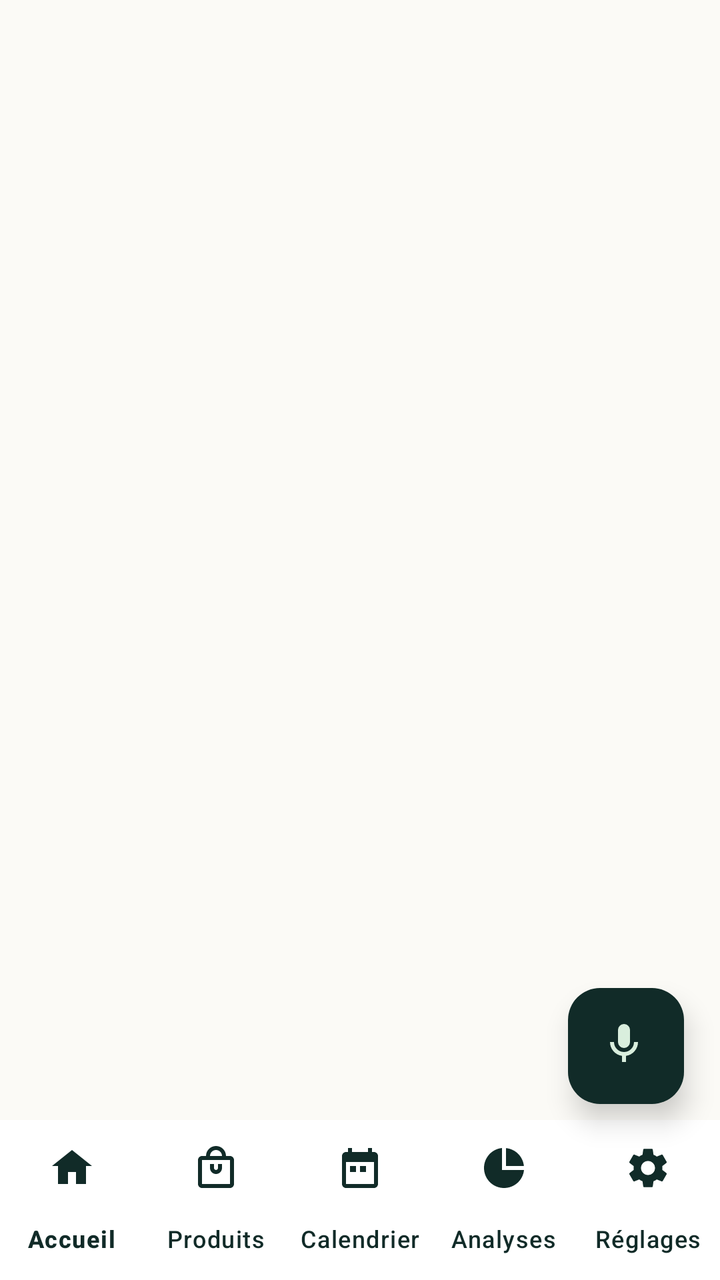
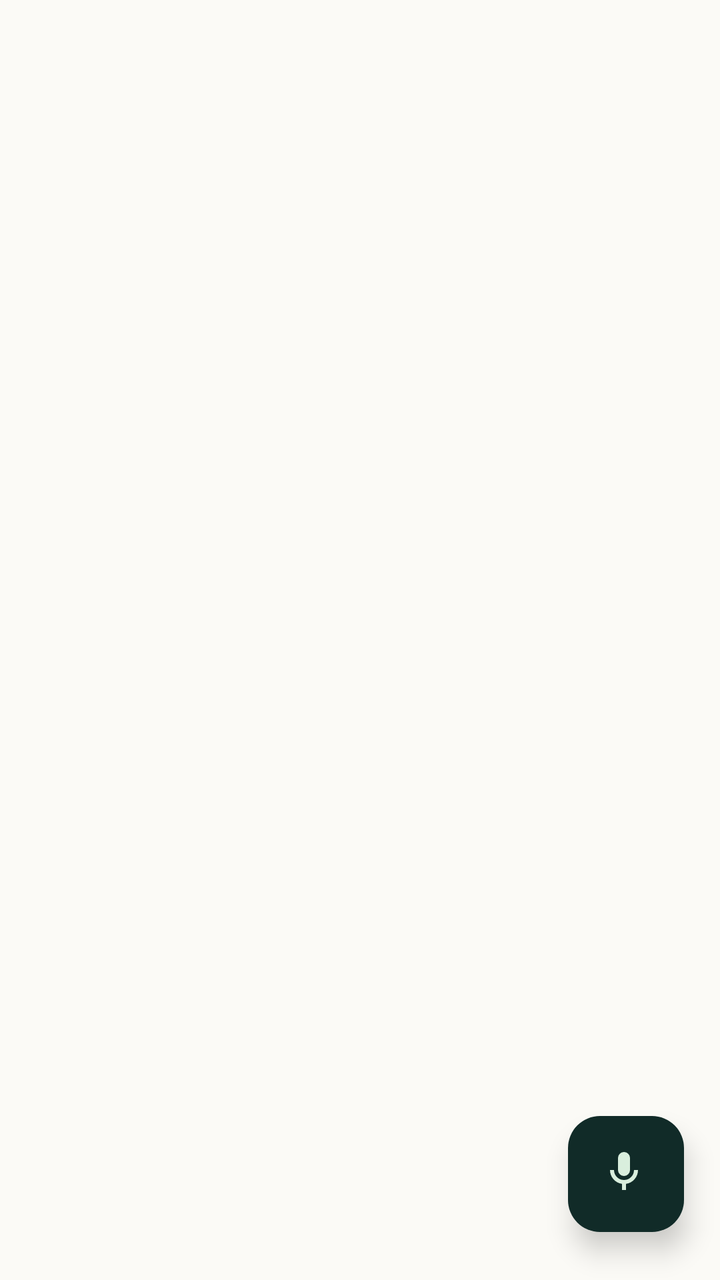

Two renders of the same Android screen: before a commit and after it. Below are the layout's source before the change and the commit's diff.
<!-- AndroidManifest.xml: application theme Theme.Masrouf1 -->
<!-- res/layout/activity_dashboard_host.xml -->
<?xml version="1.0" encoding="utf-8"?>
<androidx.drawerlayout.widget.DrawerLayout xmlns:android="http://schemas.android.com/apk/res/android" xmlns:app="http://schemas.android.com/apk/res-auto" android:id="@+id/user_drawer" android:layout_width="match_parent" android:layout_height="match_parent" android:background="@color/cream" android:fitsSystemWindows="true">
    <FrameLayout android:id="@+id/dashboard_frame" android:layout_width="match_parent" android:layout_height="match_parent" android:background="@color/cream">
        <LinearLayout android:layout_width="match_parent" android:layout_height="match_parent" android:orientation="vertical">
            <androidx.fragment.app.FragmentContainerView android:id="@+id/dashboard_fragment_host" android:layout_width="match_parent" android:layout_height="0dp" android:layout_weight="1" />
            <com.google.android.material.bottomnavigation.BottomNavigationView android:id="@+id/dashboard_bottom_navigation" android:layout_width="match_parent" android:layout_height="wrap_content" android:background="@color/alabaster" app:itemIconTint="@color/forest" app:itemTextColor="@color/forest" app:labelVisibilityMode="labeled" app:menu="@menu/menu_bottom_navigation" />
        </LinearLayout>
        <com.google.android.material.floatingactionbutton.FloatingActionButton android:id="@+id/voice_transaction_button" android:layout_width="58dp" android:layout_height="58dp" android:layout_gravity="bottom|end" android:layout_marginEnd="18dp" android:layout_marginBottom="88dp" android:contentDescription="@string/voice_transaction" android:src="@drawable/ic_mic_mint" app:backgroundTint="@color/forest" app:borderWidth="0dp" app:elevation="8dp" app:tint="@color/mint" />
    </FrameLayout>
    
    <FrameLayout
        android:id="@+id/drawer_container"
        android:layout_width="wrap_content"
        android:layout_height="match_parent"
        android:layout_gravity="start"
        android:fitsSystemWindows="true">

        <LinearLayout
            android:id="@+id/personal_drawer_panel"
            android:layout_width="300dp"
            android:layout_height="match_parent"
            android:background="@color/alabaster"
            android:elevation="16dp"
            android:orientation="vertical"
            android:paddingStart="18dp"
            android:paddingTop="38dp"
            android:paddingEnd="18dp"
            android:paddingBottom="18dp">

            <TextView
                android:layout_width="wrap_content"
                android:layout_height="wrap_content"
                android:text="@string/app_name"
                android:textColor="@color/forest"
                android:textSize="24sp"
                android:textStyle="bold" />

            <TextView
                android:id="@+id/personal_drawer_badge"
                android:layout_width="wrap_content"
                android:layout_height="wrap_content"
                android:layout_marginTop="10dp"
                android:background="@drawable/badge_background"
                android:paddingHorizontal="12dp"
                android:paddingVertical="8dp"
                android:text="@string/drawer_personal"
                android:textColor="@color/forest"
                android:textSize="11sp"
                android:textStyle="bold" />

            <LinearLayout
                android:id="@+id/drawer_menu_items"
                android:layout_width="match_parent"
                android:layout_height="0dp"
                android:layout_marginTop="22dp"
                android:layout_weight="1"
                android:orientation="vertical" />

            <TextView
                android:layout_width="wrap_content"
                android:layout_height="wrap_content"
                android:layout_marginBottom="8dp"
                android:text="@string/drawer_language"
                android:textColor="@color/muted_green"
                android:textSize="12sp" />

            <LinearLayout
                android:id="@+id/personal_language_buttons"
                android:layout_width="match_parent"
                android:layout_height="wrap_content"
                android:orientation="horizontal" />

            <com.google.android.material.button.MaterialButton
                android:id="@+id/personal_logout"
                style="@style/Widget.Material3.Button.OutlinedButton"
                android:layout_width="match_parent"
                android:layout_height="wrap_content"
                android:layout_marginTop="8dp"
                android:text="@string/logout"
                app:cornerRadius="16dp" />
        </LinearLayout>

        <include layout="@layout/drawer_admin" />
    </FrameLayout>
</androidx.drawerlayout.widget.DrawerLayout>
<!-- res/layout/drawer_admin.xml (included above) -->
<?xml version="1.0" encoding="utf-8"?>
<LinearLayout xmlns:android="http://schemas.android.com/apk/res/android"
    xmlns:app="http://schemas.android.com/apk/res-auto"
    xmlns:tools="http://schemas.android.com/tools"
    android:id="@+id/admin_drawer_panel"
    android:layout_width="320dp"
    android:layout_height="match_parent"
    android:layout_gravity="start"
    android:background="@color/forest"
    android:elevation="16dp"
    android:orientation="vertical"
    android:paddingStart="18dp"
    android:paddingTop="34dp"
    android:paddingEnd="18dp"
    android:paddingBottom="18dp"
    tools:visibility="visible">
    <LinearLayout android:layout_width="match_parent" android:layout_height="wrap_content" android:gravity="center_vertical" android:orientation="horizontal">
        <ImageView android:layout_width="52dp" android:layout_height="52dp" android:background="@drawable/badge_background" android:contentDescription="@string/parent_shield" android:padding="11dp" android:src="@drawable/ic_shield" app:tint="@color/forest" />
        <LinearLayout android:layout_width="0dp" android:layout_height="wrap_content" android:layout_marginStart="12dp" android:layout_weight="1" android:orientation="vertical">
            <TextView android:layout_width="wrap_content" android:layout_height="wrap_content" android:text="@string/app_name" android:textColor="@color/alabaster" android:textSize="23sp" android:textStyle="bold" />
            <TextView android:id="@+id/admin_drawer_badge" android:layout_width="wrap_content" android:layout_height="wrap_content" android:layout_marginTop="5dp" android:background="@drawable/badge_background" android:paddingHorizontal="11dp" android:paddingVertical="5dp" android:text="@string/drawer_parent" android:textColor="@color/forest" android:textSize="10sp" android:textStyle="bold" />
        </LinearLayout>
    </LinearLayout>
    <LinearLayout android:id="@+id/admin_drawer_menu_items" android:layout_width="match_parent" android:layout_height="0dp" android:layout_marginTop="22dp" android:layout_weight="1" android:orientation="vertical" />
    <TextView android:layout_width="wrap_content" android:layout_height="wrap_content" android:layout_marginBottom="7dp" android:text="@string/drawer_language" android:textColor="@color/mint" android:textSize="12sp" />
    <LinearLayout android:id="@+id/admin_language_buttons" android:layout_width="match_parent" android:layout_height="wrap_content" android:orientation="horizontal" />
    <com.google.android.material.button.MaterialButton android:id="@+id/admin_logout" style="@style/Widget.Material3.Button.OutlinedButton" android:layout_width="match_parent" android:layout_height="wrap_content" android:layout_marginTop="9dp" android:text="@string/logout" android:textColor="@color/alabaster" app:cornerRadius="16dp" app:strokeColor="@color/mint" />
</LinearLayout>
<!-- resources referenced by this layout -->
<resources>
  <color name="alabaster">#FFFFFF</color>
  <color name="cream">#FBFAF6</color>
  <color name="forest">#112B28</color>
  <color name="mint">#D9EEDD</color>
  <color name="muted_green">#61746D</color>
  <!-- drawable badge_background (drawable) -->
  <shape xmlns:android="http://schemas.android.com/apk/res/android" android:shape="rectangle">
      <solid android:color="@color/mint" />
      <corners android:radius="28dp" />
  </shape>
  <!-- drawable ic_mic_mint (drawable) -->
  <vector xmlns:android="http://schemas.android.com/apk/res/android" android:width="24dp" android:height="24dp" android:viewportWidth="24" android:viewportHeight="24">
      <path android:fillColor="#D9EEDD" android:pathData="M12,14a3,3 0,0 0,3 -3L15,5a3,3 0,0 0,-6 0v6a3,3 0,0 0,3 3zM17,11a5,5 0,0 1,-10 0L5,11a7,7 0,0 0,6 6.93L11,21h2v-3.07A7,7 0,0 0,19 11z" />
  </vector>
  <!-- drawable ic_shield (drawable) -->
  <vector xmlns:android="http://schemas.android.com/apk/res/android" android:width="24dp" android:height="24dp" android:viewportWidth="24" android:viewportHeight="24">
      <path android:fillColor="#FF112B28" android:pathData="M12,2L20,5V11.2C20,16.2 16.6,20.7 12,22C7.4,20.7 4,16.2 4,11.2V5L12,2ZM12,5.1L7,7V11.1C7,14.7 9.1,17.9 12,19C14.9,17.9 17,14.7 17,11.1V7L12,5.1ZM10.7,15.6L7.8,12.7L9.2,11.3L10.7,12.8L14.9,8.6L16.3,10L10.7,15.6Z" />
  </vector>
  <string name="app_name">Masrouf</string>
  <string name="drawer_language">Langue</string>
  <string name="drawer_parent">PARENT</string>
  <string name="drawer_personal">Compte personnel</string>
  <string name="logout">Déconnexion</string>
  <string name="parent_shield">Icône de sécurité parentale</string>
  <string name="voice_transaction">Ajouter par la voix</string>
  <style name="Theme.Masrouf1" parent="Base.Theme.Masrouf1" />
  <style name="Base.Theme.Masrouf1" parent="Theme.Material3.DayNight.NoActionBar">
          <item name="colorPrimary">@color/forest</item>
          <item name="colorOnPrimary">@color/alabaster</item>
          <item name="colorSecondary">@color/emerald</item>
          <item name="colorOnSecondary">@color/alabaster</item>
          <item name="android:colorAccent">@color/emerald</item>
          <item name="android:windowLightStatusBar">true</item>
          <item name="android:statusBarColor">@color/cream</item>
          <item name="android:navigationBarColor">@color/cream</item>
          <item name="android:windowBackground">@color/cream</item>
      </style>
  <color name="emerald">#2E7D43</color>
</resources>

<!-- the commit's change to res/layout/activity_dashboard_host.xml (unified diff, before → after) -->
@@ -1,11 +1,8 @@
 <?xml version="1.0" encoding="utf-8"?>
 <androidx.drawerlayout.widget.DrawerLayout xmlns:android="http://schemas.android.com/apk/res/android" xmlns:app="http://schemas.android.com/apk/res-auto" android:id="@+id/user_drawer" android:layout_width="match_parent" android:layout_height="match_parent" android:background="@color/cream" android:fitsSystemWindows="true">
     <FrameLayout android:id="@+id/dashboard_frame" android:layout_width="match_parent" android:layout_height="match_parent" android:background="@color/cream">
-        <LinearLayout android:layout_width="match_parent" android:layout_height="match_parent" android:orientation="vertical">
-            <androidx.fragment.app.FragmentContainerView android:id="@+id/dashboard_fragment_host" android:layout_width="match_parent" android:layout_height="0dp" android:layout_weight="1" />
-            <com.google.android.material.bottomnavigation.BottomNavigationView android:id="@+id/dashboard_bottom_navigation" android:layout_width="match_parent" android:layout_height="wrap_content" android:background="@color/alabaster" app:itemIconTint="@color/forest" app:itemTextColor="@color/forest" app:labelVisibilityMode="labeled" app:menu="@menu/menu_bottom_navigation" />
-        </LinearLayout>
-        <com.google.android.material.floatingactionbutton.FloatingActionButton android:id="@+id/voice_transaction_button" android:layout_width="58dp" android:layout_height="58dp" android:layout_gravity="bottom|end" android:layout_marginEnd="18dp" android:layout_marginBottom="88dp" android:contentDescription="@string/voice_transaction" android:src="@drawable/ic_mic_mint" app:backgroundTint="@color/forest" app:borderWidth="0dp" app:elevation="8dp" app:tint="@color/mint" />
+        <androidx.fragment.app.FragmentContainerView android:id="@+id/dashboard_fragment_host" android:layout_width="match_parent" android:layout_height="match_parent" />
+        <com.google.android.material.floatingactionbutton.FloatingActionButton android:id="@+id/voice_transaction_button" android:layout_width="58dp" android:layout_height="58dp" android:layout_gravity="bottom|end" android:layout_marginEnd="18dp" android:layout_marginBottom="24dp" android:contentDescription="@string/voice_transaction" android:src="@drawable/ic_mic_mint" app:backgroundTint="@color/forest" app:borderWidth="0dp" app:elevation="8dp" app:tint="@color/mint" />
     </FrameLayout>
     
     <FrameLayout
